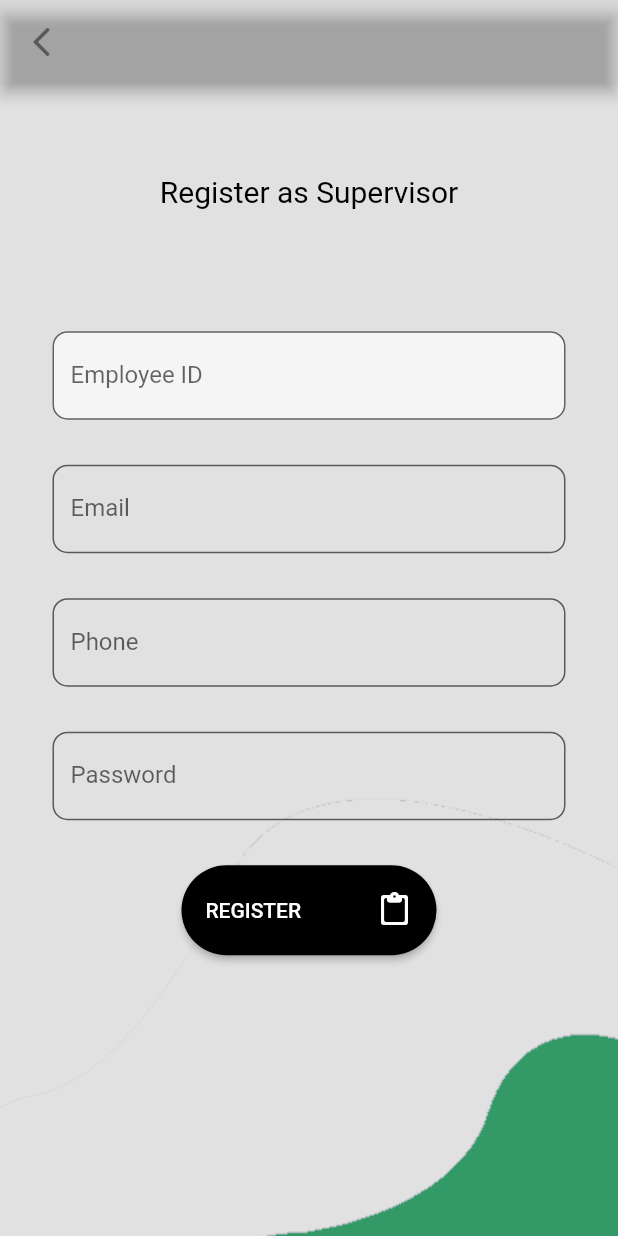
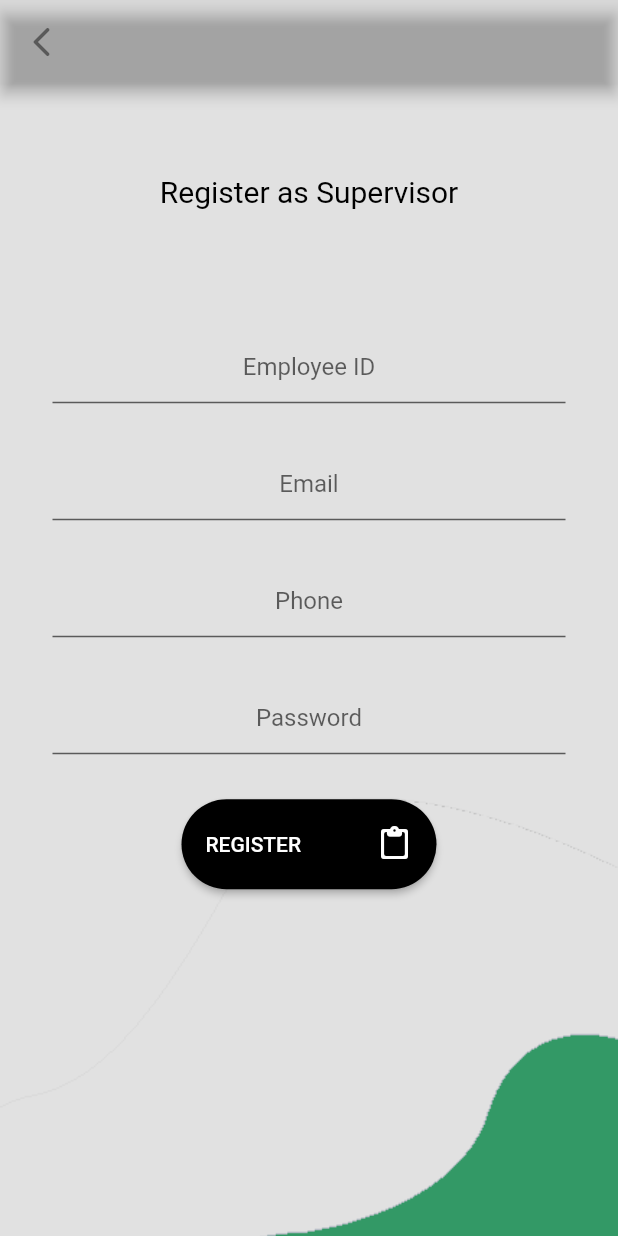
Before and after one commit to khaledDerbass/traineeguide1, a Flutter app: the mySupervisor screen opened by its route, on a phone screen of 412 x 824 dp. Run offline on Flutter 3.47's test engine with Material 2 defaults, Android fonts, the phone set to English and light mode, and no system bars; our stand-ins replace firebase_auth, firebase_core, firebase_database, geolocator, google_maps_flutter, location; accounts and stored records are empty.

Commit message:
supervisor_reg & student_reg pages modified (Design and input valus)

```diff
--- a/lib/student_reg.dart
+++ b/lib/student_reg.dart
@@ -94,16 +94,13 @@ class _myRegisterState extends State<myRegister> {
                       SizedBox(height: 30.0),
                       TextField(
                           textAlign: TextAlign.center,
-                          onChanged: (value) {
-                            email = value;
-                            //Do something with the user input.
-                          },
                           decoration: InputDecoration(
                             hintText: 'Phone',
                           )),
                       SizedBox(height: 30.0),
                       TextField(
                         textAlign: TextAlign.center,
+                        obscureText: true,
                         decoration: InputDecoration(
                           hintText: 'Password',
                         ),
--- a/lib/supervisor_reg.dart
+++ b/lib/supervisor_reg.dart
@@ -13,7 +13,8 @@ class mySupervisor extends StatefulWidget {
 class _mySupervisorState extends State<mySupervisor> {
   final _auth = FirebaseAuth.instance;
   final databaseReference = FirebaseDatabase.instance.reference();
-
+  late String email;
+  late String password;
   @override
   Widget build(BuildContext context) {
     return SafeArea(
@@ -70,58 +71,42 @@ class _mySupervisorState extends State<mySupervisor> {
                   child: Column(
                     children: [
                       TextField(
+                        textAlign: TextAlign.center,
                         decoration: InputDecoration(
-                          labelText: 'Employee ID',
-                          fillColor: Colors.grey.shade100,
+                          hintText: 'Employee ID',
+                          fillColor: Colors.transparent,
                           filled: true,
-                          border: OutlineInputBorder(
-                              borderRadius: BorderRadius.circular(10.0),
-                              borderSide: const BorderSide(
-                                color: Colors.white,
-                              )),
                         ),
                       ),
                       SizedBox(height: 30.0),
                       TextField(
+                        textAlign: TextAlign.center,
                         decoration: InputDecoration(
                           fillColor: Colors.transparent,
                           filled: true,
-                          labelText: 'Email',
-                          border: OutlineInputBorder(
-                            borderRadius: BorderRadius.circular(10.0),
-                            borderSide: BorderSide(
-                              color: Colors.white,
-                            ),
-                          ),
+                          hintText: 'Email',
                         ),
+                        onChanged: (value) {
+                          email = value;
+                        },
                       ),
                       SizedBox(height: 30.0),
                       TextField(
+                        textAlign: TextAlign.center,
                         decoration: InputDecoration(
                           fillColor: Colors.transparent,
                           filled: true,
-                          labelText: 'Phone',
-                          border: OutlineInputBorder(
-                            borderRadius: BorderRadius.circular(10.0),
-                            borderSide: const BorderSide(
-                              color: Colors.white,
-                            ),
-                          ),
+                          hintText: 'Phone',
                         ),
                       ),
                       SizedBox(height: 30.0),
                       TextField(
                         obscureText: true,
+                        textAlign: TextAlign.center,
                         decoration: InputDecoration(
                           fillColor: Colors.transparent,
                           filled: true,
-                          labelText: 'Password',
-                          border: OutlineInputBorder(
-                            borderRadius: BorderRadius.circular(10.0),
-                            borderSide: const BorderSide(
-                              color: Colors.white,
-                            ),
-                          ),
+                          hintText: 'Password',
                         ),
                       ),
                       SizedBox(height: 30.0),
```
